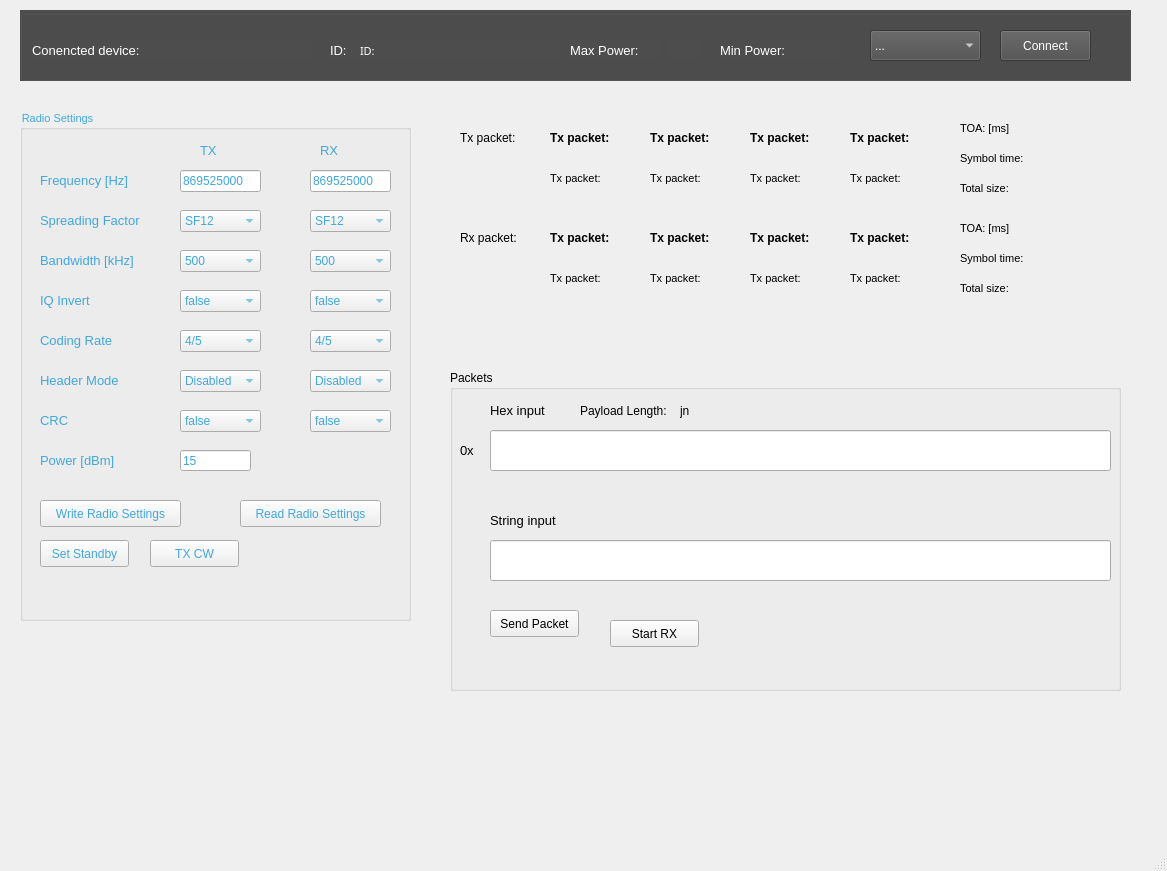
Old version of the form LoRaQtDesign/LoRator.ui in the repository witc/LoRator.
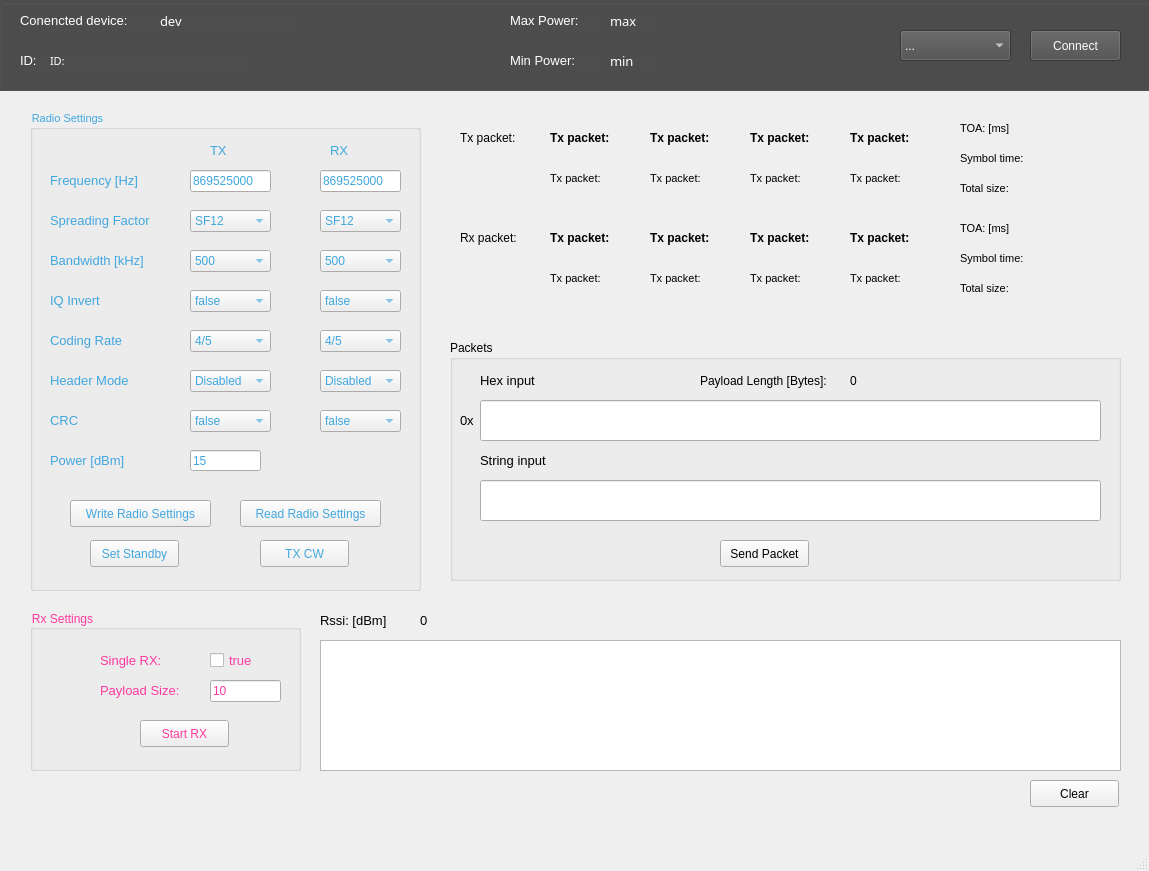
New version of the form.

The edit to the form file:
```diff
--- a/LoRaQtDesign/LoRator.ui
+++ b/LoRaQtDesign/LoRator.ui
@@ -6,7 +6,7 @@
    <rect>
     <x>0</x>
     <y>0</y>
-    <width>1167</width>
+    <width>1149</width>
     <height>871</height>
    </rect>
   </property>
@@ -20,10 +20,10 @@
    <widget class="QGroupBox" name="groupBox">
     <property name="geometry">
      <rect>
-      <x>20</x>
+      <x>30</x>
       <y>110</y>
       <width>391</width>
-      <height>511</height>
+      <height>481</height>
      </rect>
     </property>
     <property name="font">
@@ -286,7 +286,7 @@
     <widget class="QPushButton" name="buttonWriteRadio">
      <property name="geometry">
       <rect>
-       <x>20</x>
+       <x>40</x>
        <y>390</y>
        <width>141</width>
        <height>27</height>
@@ -564,7 +564,7 @@
     <widget class="QPushButton" name="buttonReadRadio">
      <property name="geometry">
       <rect>
-       <x>220</x>
+       <x>210</x>
        <y>390</y>
        <width>141</width>
        <height>27</height>
@@ -725,7 +725,7 @@
     <widget class="QPushButton" name="btnStandby">
      <property name="geometry">
       <rect>
-       <x>20</x>
+       <x>60</x>
        <y>430</y>
        <width>89</width>
        <height>27</height>
@@ -738,7 +738,7 @@
     <widget class="QPushButton" name="btnTXCW">
      <property name="geometry">
       <rect>
-       <x>130</x>
+       <x>230</x>
        <y>430</y>
        <width>89</width>
        <height>27</height>
@@ -773,9 +773,9 @@
     <property name="geometry">
      <rect>
       <x>450</x>
-      <y>370</y>
+      <y>340</y>
       <width>671</width>
-      <height>321</height>
+      <height>241</height>
      </rect>
     </property>
     <property name="title">
@@ -784,8 +784,8 @@
     <widget class="QPushButton" name="pushButton_6">
      <property name="geometry">
       <rect>
-       <x>40</x>
-       <y>240</y>
+       <x>270</x>
+       <y>200</y>
        <width>89</width>
        <height>27</height>
       </rect>
@@ -794,23 +794,10 @@
       <string>Send Packet</string>
      </property>
     </widget>
-    <widget class="QPushButton" name="pushButton_4">
-     <property name="geometry">
-      <rect>
-       <x>160</x>
-       <y>250</y>
-       <width>89</width>
-       <height>27</height>
-      </rect>
-     </property>
-     <property name="text">
-      <string>Start RX</string>
-     </property>
-    </widget>
     <widget class="QLineEdit" name="leHexInput">
      <property name="geometry">
       <rect>
-       <x>40</x>
+       <x>30</x>
        <y>60</y>
        <width>621</width>
        <height>41</height>
@@ -828,7 +815,7 @@
     <widget class="QLabel" name="label">
      <property name="geometry">
       <rect>
-       <x>40</x>
+       <x>30</x>
        <y>30</y>
        <width>111</width>
        <height>21</height>
@@ -846,8 +833,8 @@
     <widget class="QLineEdit" name="leStringInput">
      <property name="geometry">
       <rect>
-       <x>40</x>
-       <y>170</y>
+       <x>30</x>
+       <y>140</y>
        <width>621</width>
        <height>41</height>
       </rect>
@@ -859,8 +846,8 @@
     <widget class="QLabel" name="label_12">
      <property name="geometry">
       <rect>
-       <x>40</x>
-       <y>140</y>
+       <x>30</x>
+       <y>110</y>
        <width>111</width>
        <height>21</height>
       </rect>
@@ -895,37 +882,37 @@
     <widget class="QLabel" name="label_14">
      <property name="geometry">
       <rect>
-       <x>130</x>
+       <x>250</x>
        <y>30</y>
-       <width>101</width>
+       <width>141</width>
        <height>21</height>
       </rect>
      </property>
      <property name="text">
-      <string>Payload Length:</string>
+      <string>Payload Length [Bytes]:</string>
      </property>
     </widget>
     <widget class="QLabel" name="lblLenPacket">
      <property name="geometry">
       <rect>
-       <x>230</x>
+       <x>400</x>
        <y>30</y>
        <width>51</width>
        <height>21</height>
       </rect>
      </property>
      <property name="text">
-      <string>jn</string>
+      <string>0</string>
      </property>
     </widget>
    </widget>
    <widget class="QGroupBox" name="groupBox_3">
     <property name="geometry">
      <rect>
-      <x>20</x>
-      <y>10</y>
-      <width>1111</width>
-      <height>71</height>
+      <x>0</x>
+      <y>0</y>
+      <width>1151</width>
+      <height>91</height>
      </rect>
     </property>
     <property name="font">
@@ -947,8 +934,8 @@
     <widget class="QPushButton" name="btnComConnect">
      <property name="geometry">
       <rect>
-       <x>980</x>
-       <y>20</y>
+       <x>1030</x>
+       <y>30</y>
        <width>91</width>
        <height>31</height>
       </rect>
@@ -960,8 +947,8 @@
     <widget class="QLabel" name="lblMinPower">
      <property name="geometry">
       <rect>
-       <x>700</x>
-       <y>30</y>
+       <x>510</x>
+       <y>50</y>
        <width>91</width>
        <height>21</height>
       </rect>
@@ -978,8 +965,8 @@
     <widget class="QLabel" name="lblMaxPower">
      <property name="geometry">
       <rect>
-       <x>550</x>
-       <y>30</y>
+       <x>510</x>
+       <y>10</y>
        <width>91</width>
        <height>21</height>
       </rect>
@@ -996,9 +983,9 @@
     <widget class="QLabel" name="lblMinPowerV">
      <property name="geometry">
       <rect>
-       <x>790</x>
-       <y>30</y>
-       <width>31</width>
+       <x>610</x>
+       <y>50</y>
+       <width>51</width>
        <height>21</height>
       </rect>
      </property>
@@ -1009,14 +996,14 @@
       </font>
      </property>
      <property name="text">
-      <string/>
+      <string>min</string>
      </property>
     </widget>
     <widget class="QComboBox" name="comboBox">
      <property name="geometry">
       <rect>
-       <x>850</x>
-       <y>20</y>
+       <x>900</x>
+       <y>30</y>
        <width>111</width>
        <height>31</height>
       </rect>
@@ -1030,8 +1017,8 @@
     <widget class="QLabel" name="lblDev">
      <property name="geometry">
       <rect>
-       <x>12</x>
-       <y>30</y>
+       <x>20</x>
+       <y>10</y>
        <width>141</width>
        <height>21</height>
       </rect>
@@ -1048,9 +1035,9 @@
     <widget class="QLabel" name="lblMaxPowerV">
      <property name="geometry">
       <rect>
-       <x>650</x>
-       <y>30</y>
-       <width>31</width>
+       <x>610</x>
+       <y>10</y>
+       <width>51</width>
        <height>21</height>
       </rect>
      </property>
@@ -1061,14 +1048,14 @@
       </font>
      </property>
      <property name="text">
-      <string/>
+      <string>max</string>
      </property>
     </widget>
     <widget class="QLabel" name="lblDevName">
      <property name="geometry">
       <rect>
-       <x>150</x>
-       <y>30</y>
+       <x>160</x>
+       <y>10</y>
        <width>141</width>
        <height>21</height>
       </rect>
@@ -1080,14 +1067,14 @@
       </font>
      </property>
      <property name="text">
-      <string/>
+      <string>dev</string>
      </property>
     </widget>
     <widget class="QLabel" name="lblDev_2">
      <property name="geometry">
       <rect>
-       <x>310</x>
-       <y>30</y>
+       <x>20</x>
+       <y>50</y>
        <width>31</width>
        <height>21</height>
       </rect>
@@ -1104,8 +1091,8 @@
     <widget class="QLabel" name="lblDevName_2">
      <property name="geometry">
       <rect>
-       <x>340</x>
-       <y>30</y>
+       <x>50</x>
+       <y>50</y>
        <width>201</width>
        <height>21</height>
       </rect>
@@ -1531,7 +1518,7 @@
     <property name="geometry">
      <rect>
       <x>1050</x>
-      <y>170</y>
+      <y>180</y>
       <width>71</width>
       <height>16</height>
      </rect>
@@ -1551,7 +1538,7 @@
     <property name="geometry">
      <rect>
       <x>1050</x>
-      <y>140</y>
+      <y>150</y>
       <width>71</width>
       <height>16</height>
      </rect>
@@ -1571,7 +1558,7 @@
     <property name="geometry">
      <rect>
       <x>1050</x>
-      <y>110</y>
+      <y>120</y>
       <width>71</width>
       <height>16</height>
      </rect>
@@ -1707,13 +1694,168 @@
      <string/>
     </property>
    </widget>
+   <widget class="QGroupBox" name="groupBox_4">
+    <property name="geometry">
+     <rect>
+      <x>30</x>
+      <y>610</y>
+      <width>271</width>
+      <height>161</height>
+     </rect>
+    </property>
+    <property name="styleSheet">
+     <string notr="true">color:rgb(255, 57, 159)</string>
+    </property>
+    <property name="title">
+     <string>Rx Settings</string>
+    </property>
+    <widget class="QPushButton" name="btnRX">
+     <property name="geometry">
+      <rect>
+       <x>110</x>
+       <y>110</y>
+       <width>89</width>
+       <height>27</height>
+      </rect>
+     </property>
+     <property name="text">
+      <string>Start RX</string>
+     </property>
+    </widget>
+    <widget class="QLabel" name="label_16">
+     <property name="geometry">
+      <rect>
+       <x>70</x>
+       <y>40</y>
+       <width>81</width>
+       <height>21</height>
+      </rect>
+     </property>
+     <property name="font">
+      <font>
+       <pointsize>10</pointsize>
+      </font>
+     </property>
+     <property name="text">
+      <string>Single RX:</string>
+     </property>
+    </widget>
+    <widget class="QCheckBox" name="checkboxSingeRX">
+     <property name="geometry">
+      <rect>
+       <x>180</x>
+       <y>40</y>
+       <width>78</width>
+       <height>20</height>
+      </rect>
+     </property>
+     <property name="font">
+      <font>
+       <pointsize>10</pointsize>
+      </font>
+     </property>
+     <property name="text">
+      <string>true</string>
+     </property>
+    </widget>
+    <widget class="QLabel" name="label_18">
+     <property name="geometry">
+      <rect>
+       <x>70</x>
+       <y>70</y>
+       <width>101</width>
+       <height>21</height>
+      </rect>
+     </property>
+     <property name="font">
+      <font>
+       <pointsize>10</pointsize>
+      </font>
+     </property>
+     <property name="text">
+      <string>Payload Size:</string>
+     </property>
+    </widget>
+    <widget class="QLineEdit" name="lePayloadSize">
+     <property name="geometry">
+      <rect>
+       <x>180</x>
+       <y>70</y>
+       <width>71</width>
+       <height>22</height>
+      </rect>
+     </property>
+     <property name="text">
+      <string>10</string>
+     </property>
+    </widget>
+   </widget>
+   <widget class="QTextBrowser" name="tbRX">
+    <property name="geometry">
+     <rect>
+      <x>320</x>
+      <y>640</y>
+      <width>801</width>
+      <height>131</height>
+     </rect>
+    </property>
+   </widget>
+   <widget class="QLabel" name="label_19">
+    <property name="geometry">
+     <rect>
+      <x>320</x>
+      <y>610</y>
+      <width>91</width>
+      <height>21</height>
+     </rect>
+    </property>
+    <property name="font">
+     <font>
+      <pointsize>10</pointsize>
+     </font>
+    </property>
+    <property name="text">
+     <string>Rssi: [dBm]</string>
+    </property>
+   </widget>
+   <widget class="QLabel" name="lblRssi">
+    <property name="geometry">
+     <rect>
+      <x>420</x>
+      <y>610</y>
+      <width>91</width>
+      <height>21</height>
+     </rect>
+    </property>
+    <property name="font">
+     <font>
+      <pointsize>10</pointsize>
+     </font>
+    </property>
+    <property name="text">
+     <string>0</string>
+    </property>
+   </widget>
+   <widget class="QPushButton" name="btnClear">
+    <property name="geometry">
+     <rect>
+      <x>1030</x>
+      <y>780</y>
+      <width>89</width>
+      <height>27</height>
+     </rect>
+    </property>
+    <property name="text">
+     <string>Clear</string>
+    </property>
+   </widget>
   </widget>
   <widget class="QMenuBar" name="menubar">
    <property name="geometry">
     <rect>
      <x>0</x>
      <y>0</y>
-     <width>1167</width>
+     <width>1149</width>
      <height>25</height>
     </rect>
    </property>
```
